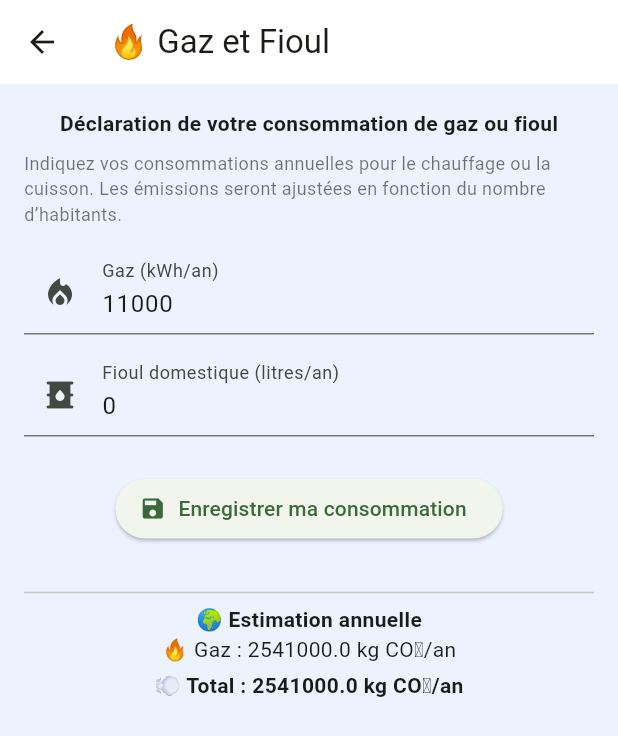
After one commit to sebmenoury/biocarbon-api, a Flutter app: the UsagesGazFioulScreen screen opened directly, after a tap on "Enregistrer ma consommation", on a phone screen of 412 x 824 dp. The commit adds this screen. Shown: the top 736 px of the screen. Run offline on Flutter 3.47's test engine with Material 3 defaults, Android fonts, the phone set to English and light mode, and no system bars; our stand-ins replace fl_chart; network calls fail.

Commit message:
✅ Ajout champ Type_Objet dans UC-Usages et mise à jour API

```diff
--- /dev/null
+++ b/lib/screens/logement/usages_gaz_fioul_screen.dart
@@ -0,0 +1,118 @@
+import 'package:flutter/material.dart';
+
+class UsagesGazFioulScreen extends StatefulWidget {
+  const UsagesGazFioulScreen({super.key});
+
+  @override
+  State<UsagesGazFioulScreen> createState() => _UsagesGazFioulScreenState();
+}
+
+class _UsagesGazFioulScreenState extends State<UsagesGazFioulScreen> {
+  int gazKwh = 11000;
+  int fioulLitres = 0;
+  int nbHabitants = 1; // À remplacer par une valeur récupérée depuis ton API ou session
+  String codeIndividu = "BASILE"; // temporairement en dur
+  int currentYear = DateTime.now().year;
+
+  double facteurGaz = 231; // g CO₂/kWh (peut venir de Ref-Usage)
+  double facteurFioul = 3251; // g CO₂/litre
+
+  double? emissionGaz;
+  double? emissionFioul;
+  double? totalEmission;
+
+  void calculerEtSauvegarder() {
+    List<Map<String, dynamic>> donnees = [];
+
+    if (gazKwh > 0) {
+      final e = (gazKwh * facteurGaz) / nbHabitants;
+      emissionGaz = e;
+      donnees.add({"nom": "Chaudière gaz", "quantite": gazKwh, "unite": "kWh", "emission": emissionGaz});
+    }
+
+    if (fioulLitres > 0) {
+      final e = (fioulLitres * facteurFioul) / nbHabitants;
+      emissionFioul = e;
+      donnees.add({"nom": "Fioul domestique", "quantite": fioulLitres, "unite": "litre", "emission": emissionFioul});
+    }
+
+    totalEmission = (emissionGaz ?? 0) + (emissionFioul ?? 0);
+
+    // 🔁 Envoi des données vers ton backend (Google Sheets ou API)
+    for (final d in donnees) {
+      print("✅ Enregistrement : ${d['nom']} : ${d['emission']} kg CO₂/an");
+      // TODO: POST vers ton API / Google Sheets ici
+    }
+
+    setState(() {}); // pour rafraîchir l'affichage
+  }
+
+  @override
+  Widget build(BuildContext context) {
+    return Scaffold(
+      appBar: AppBar(title: const Text("🔥 Gaz et Fioul")),
+      body: Padding(
+        padding: const EdgeInsets.all(16),
+        child: Column(
+          children: [
+            const Text(
+              "Déclaration de votre consommation de gaz ou fioul",
+              style: TextStyle(fontWeight: FontWeight.bold, fontSize: 14),
+            ),
+            const SizedBox(height: 8),
+            const Text(
+              "Indiquez vos consommations annuelles pour le chauffage ou la cuisson. Les émissions seront ajustées en fonction du nombre d’habitants.",
+              style: TextStyle(fontSize: 12, color: Colors.black54),
+            ),
+            const SizedBox(height: 16),
+            TextFormField(
+              decoration: const InputDecoration(
+                labelText: "Gaz (kWh/an)",
+                prefixIcon: Icon(Icons.local_fire_department),
+              ),
+              keyboardType: TextInputType.number,
+              initialValue: gazKwh.toString(),
+              onChanged: (value) {
+                setState(() {
+                  gazKwh = int.tryParse(value) ?? 0;
+                });
+              },
+            ),
+            const SizedBox(height: 12),
+            TextFormField(
+              decoration: const InputDecoration(
+                labelText: "Fioul domestique (litres/an)",
+                prefixIcon: Icon(Icons.oil_barrel),
+              ),
+              keyboardType: TextInputType.number,
+              initialValue: fioulLitres.toString(),
+              onChanged: (value) {
+                setState(() {
+                  fioulLitres = int.tryParse(value) ?? 0;
+                });
+              },
+            ),
+            const SizedBox(height: 24),
+            ElevatedButton.icon(
+              onPressed: calculerEtSauvegarder,
+              icon: const Icon(Icons.save),
+              label: const Text("Enregistrer ma consommation"),
+            ),
+            const SizedBox(height: 24),
+            if (totalEmission != null) ...[
+              const Divider(),
+              const Text("🌍 Estimation annuelle", style: TextStyle(fontWeight: FontWeight.bold)),
+              if (emissionGaz != null) Text("🔥 Gaz : ${emissionGaz!.toStringAsFixed(1)} kg CO₂/an"),
+              if (emissionFioul != null) Text("🛢️ Fioul : ${emissionFioul!.toStringAsFixed(1)} kg CO₂/an"),
+              const SizedBox(height: 4),
+              Text(
+                "💨 Total : ${totalEmission!.toStringAsFixed(1)} kg CO₂/an",
+                style: const TextStyle(fontWeight: FontWeight.bold),
+              ),
+            ],
+          ],
+        ),
+      ),
+    );
+  }
+}
--- a/lib/screens/main/mes_donnees_screen.dart
+++ b/lib/screens/main/mes_donnees_screen.dart
@@ -98,7 +98,7 @@ class _MesDonneesScreenState extends State<MesDonneesScreen> {
             crossAxisCount: 2,
             crossAxisSpacing: 12,
             mainAxisSpacing: 12,
-            childAspectRatio: 1.5,
+            childAspectRatio: 1.8,
           ),
           itemCount: currentLabels.length,
           itemBuilder: (context, index) {
@@ -115,7 +115,7 @@ class _MesDonneesScreenState extends State<MesDonneesScreen> {
                   ),
                 );
               },
-              backgroundColor: color.withOpacity(0.2),
+              backgroundColor: color.withOpacity(0.05),
               child: Column(
                 mainAxisAlignment: MainAxisAlignment.center,
                 children: [
--- a/lib/ui/widgets/post_list_section_card.dart
+++ b/lib/ui/widgets/post_list_section_card.dart
@@ -27,10 +27,19 @@ class PostListSectionCard extends StatelessWidget {
                 onTap: onTap,
                 behavior: HitTestBehavior.translucent,
                 child: Row(
+                  mainAxisAlignment: MainAxisAlignment.spaceBetween,
                   children: [
-                    Text("${total.round()} kgCO₂", style: const TextStyle(fontSize: 11, fontWeight: FontWeight.bold)),
-                    const SizedBox(width: 4),
-                    const Icon(Icons.chevron_right, size: 14),
+                    Text(sousCat, style: const TextStyle(fontWeight: FontWeight.bold, fontSize: 12)),
+                    Row(
+                      children: [
+                        Text(
+                          "${total.round()} kgCO₂",
+                          style: const TextStyle(fontSize: 11, fontWeight: FontWeight.bold),
+                        ),
+                        const SizedBox(width: 4),
+                        const Icon(Icons.chevron_right, size: 14),
+                      ],
+                    ),
                   ],
                 ),
               ),
```
